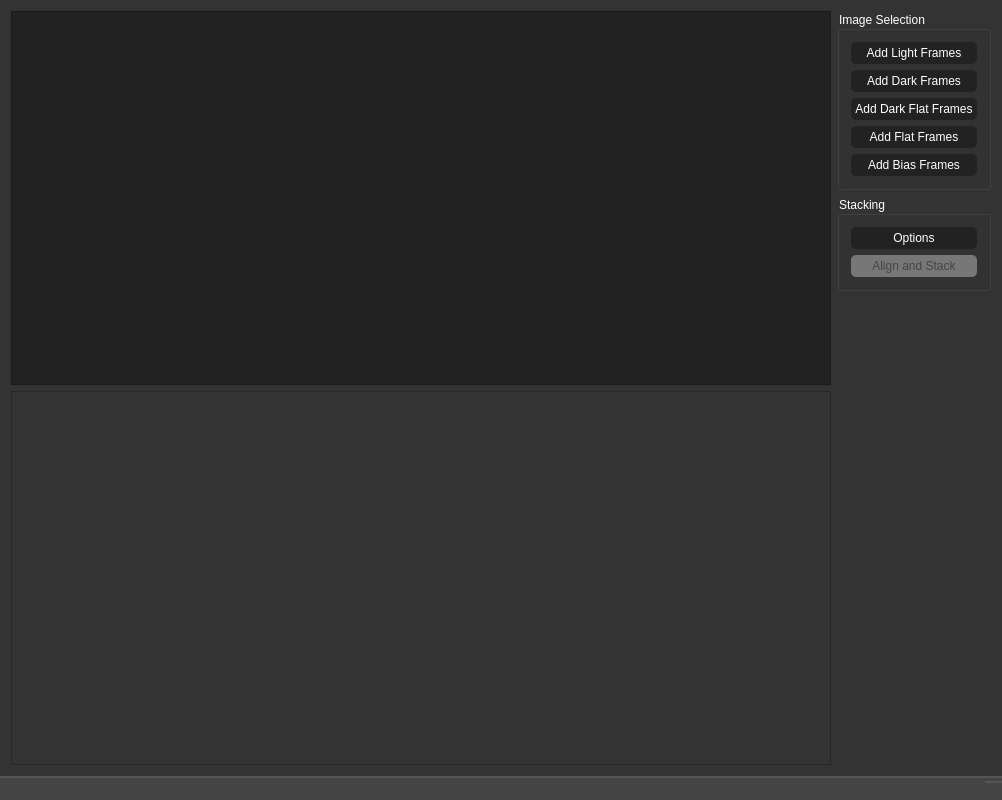
This is ui/mainwindow.ui in BenJuan26/OpenSkyStacker as Qt 5 draws it before an edit. The edited form follows.
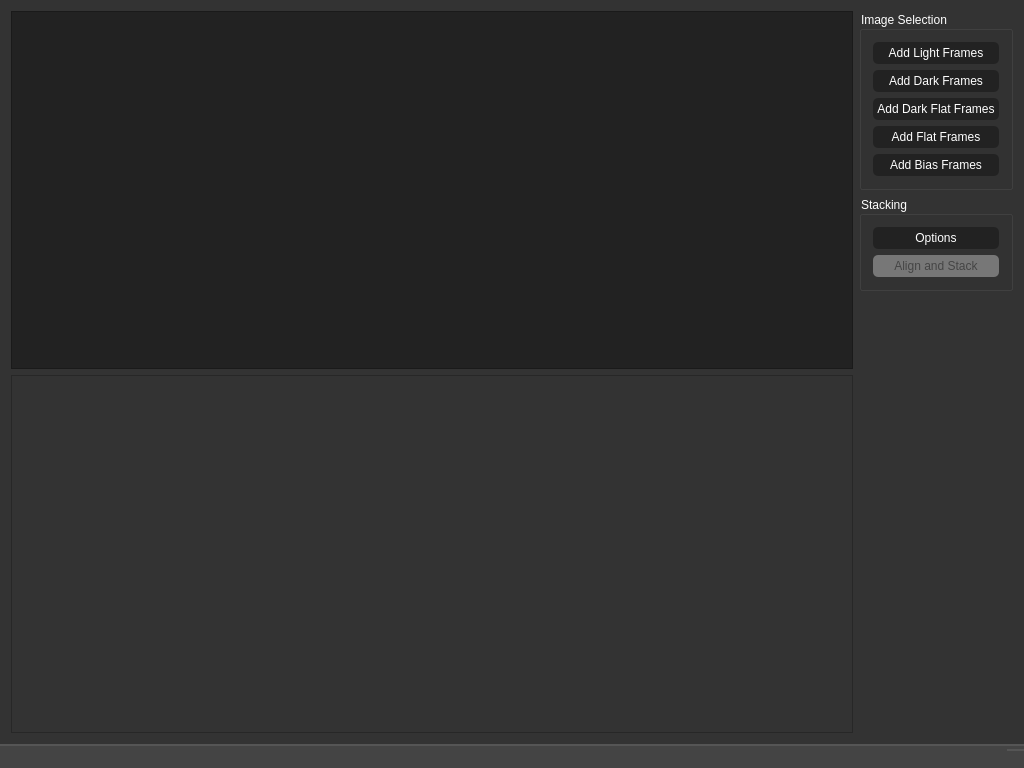
This is the edited form. Custom widgets are drawn as their Qt base class.

Commit message: Uncomment abort statement during stacking

Diff of the .ui file:
```diff
--- a/ui/mainwindow.ui
+++ b/ui/mainwindow.ui
@@ -6,8 +6,8 @@
    <rect>
     <x>0</x>
     <y>0</y>
-    <width>1002</width>
-    <height>800</height>
+    <width>1024</width>
+    <height>768</height>
    </rect>
   </property>
   <property name="sizePolicy">
```
Left out of the diff: 2 changed lines with no effect on the pictures. The commit also changes 2 other files.
